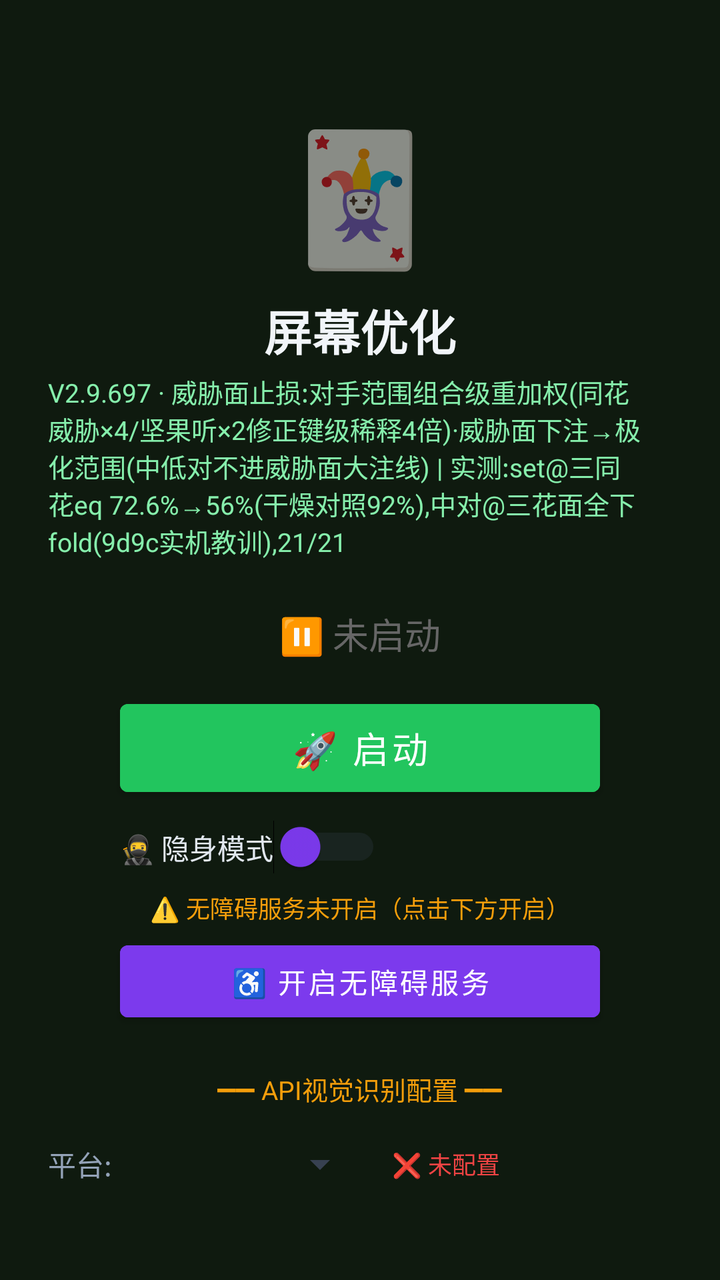
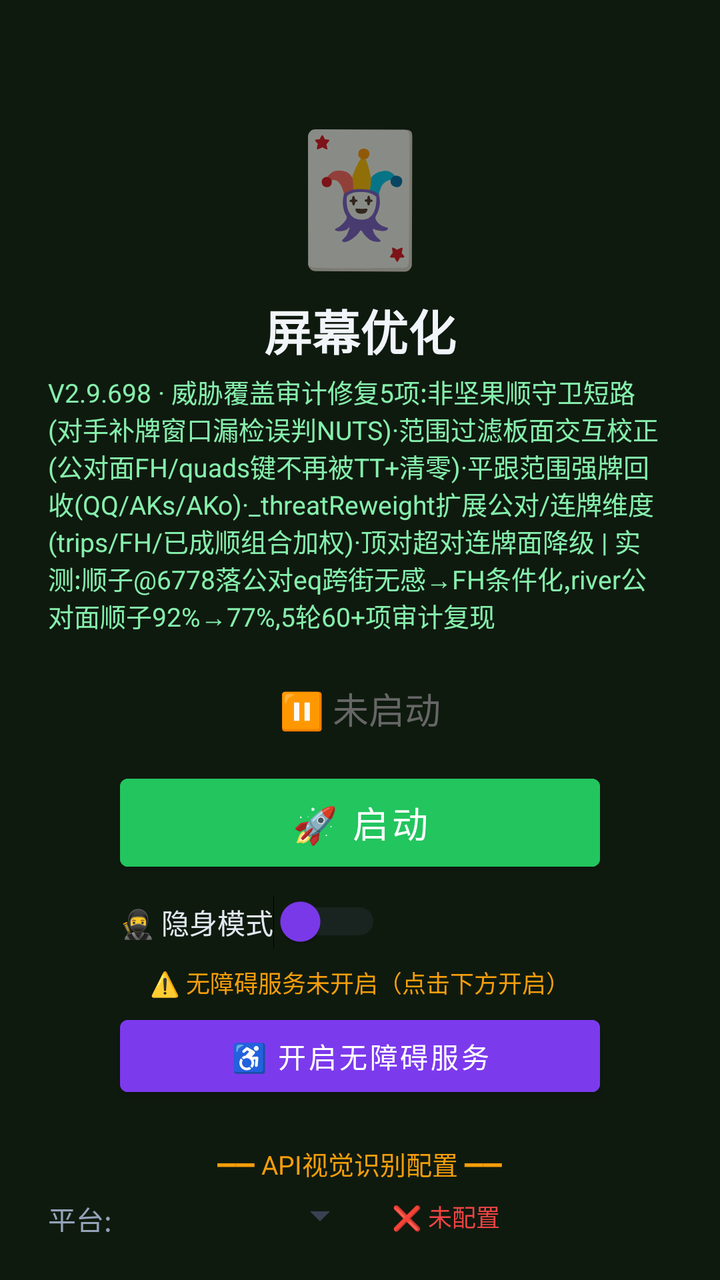

Before-and-after screenshots of an Android layout around one commit, followed by the original layout XML and the change that was made.
<!-- AndroidManifest.xml: activity theme Theme.MjScreenshot -->
<!-- res/layout/activity_main.xml -->
<?xml version="1.0" encoding="utf-8"?>
<LinearLayout xmlns:android="http://schemas.android.com/apk/res/android"
    android:layout_width="match_parent"
    android:layout_height="match_parent"
    android:orientation="vertical"
    android:background="#0f1a0f"
    android:padding="24dp"
    android:gravity="center_horizontal">

    <TextView
        android:layout_width="wrap_content"
        android:layout_height="wrap_content"
        android:text="🃏"
        android:textSize="64sp"
        android:layout_marginTop="30dp" />

    <TextView
        android:layout_width="wrap_content"
        android:layout_height="wrap_content"
        android:text="屏幕优化"
        android:textSize="24sp"
        android:textColor="#f1f5f9"
        android:textStyle="bold"
        android:layout_marginTop="8dp" />

    <TextView
        android:layout_width="wrap_content"
        android:layout_height="wrap_content"
        android:text="V2.9.697 · 威胁面止损:对手范围组合级重加权(同花威胁×4/坚果听×2修正键级稀释4倍)·威胁面下注→极化范围(中低对不进威胁面大注线) | 实测:set@三同花eq 72.6%→56%(干燥对照92%),中对@三花面全下fold(9d9c实机教训),21/21"
        android:textSize="13sp"
        android:textColor="#86efac"
        android:layout_marginTop="4dp" />

    <TextView
        android:id="@+id/tvStatus"
        android:layout_width="wrap_content"
        android:layout_height="wrap_content"
        android:text="⏸ 未启动"
        android:textSize="18sp"
        android:textColor="#666666"
        android:layout_marginTop="24dp" />

    <Button
        android:id="@+id/btnStart"
        android:layout_width="240dp"
        android:layout_height="56dp"
        android:text="🚀 启动"
        android:textSize="18sp"
        android:textColor="#ffffff"
        android:backgroundTint="#22c55e"
        android:layout_marginTop="16dp" />

    <Button
        android:id="@+id/btnHelper"
        android:layout_width="240dp"
        android:layout_height="56dp"
        android:text="🃏 打开智囊"
        android:textSize="16sp"
        android:textColor="#ffffff"
        android:backgroundTint="#16a34a"
        android:layout_marginTop="12dp"
        android:visibility="gone" />

    
    <LinearLayout
        android:layout_width="240dp"
        android:layout_height="wrap_content"
        android:orientation="horizontal"
        android:gravity="center_vertical"
        android:layout_marginTop="8dp">

        <Switch
            android:id="@+id/switchStealth"
            android:layout_width="wrap_content"
            android:layout_height="wrap_content"
            android:text="🥷 隐身模式"
            android:textColor="#e2e8f0"
            android:textSize="14sp"
            android:thumbTint="#7c3aed"
            android:trackTint="#374151" />
    </LinearLayout>

    <TextView
        android:id="@+id/tvAccessibilityStatus"
        android:layout_width="wrap_content"
        android:layout_height="wrap_content"
        android:text="⚠️ 无障碍服务未开启（点击下方开启）"
        android:textSize="12sp"
        android:textColor="#f59e0b"
        android:layout_marginTop="8dp"
        android:gravity="center" />

    <Button
        android:id="@+id/btnAccessibility"
        android:layout_width="240dp"
        android:layout_height="48dp"
        android:text="♿ 开启无障碍服务"
        android:textSize="14sp"
        android:textColor="#ffffff"
        android:backgroundTint="#7c3aed"
        android:layout_marginTop="4dp" />

    <TextView
        android:layout_width="wrap_content"
        android:layout_height="wrap_content"
        android:text="━━ API视觉识别配置 ━━"
        android:textSize="13sp"
        android:textColor="#f59e0b"
        android:layout_marginTop="20dp" />

    <LinearLayout
        android:layout_width="match_parent"
        android:layout_height="wrap_content"
        android:orientation="horizontal"
        android:layout_marginTop="8dp"
        android:gravity="center_vertical">

        <TextView
            android:layout_width="wrap_content"
            android:layout_height="wrap_content"
            android:text="平台:"
            android:textSize="14sp"
            android:textColor="#94a3b8" />

        <Spinner
            android:id="@+id/spinnerProvider"
            android:layout_width="120dp"
            android:layout_height="40dp"
            android:layout_marginStart="8dp"
            android:backgroundTint="#374151" />

        <TextView
            android:id="@+id/tvApiStatus"
            android:layout_width="wrap_content"
            android:layout_height="wrap_content"
            android:text="❌ 未配置"
            android:textSize="12sp"
            android:textColor="#ef4444"
            android:layout_marginStart="12dp" />
    </LinearLayout>

    <EditText
        android:id="@+id/etApiKey"
        android:layout_width="match_parent"
        android:layout_height="44dp"
        android:hint="输入API Key（如 sk-xxx）"
        android:textSize="14sp"
        android:textColor="#e2e8f0"
        android:textColorHint="#64748b"
        android:backgroundTint="#374151"
        android:inputType="textPassword"
        android:layout_marginTop="8dp"
        android:paddingStart="12dp"
        android:paddingEnd="12dp" />

    <Button
        android:id="@+id/btnSaveApi"
        android:layout_width="200dp"
        android:layout_height="44dp"
        android:text="💾 保存API配置"
        android:textSize="14sp"
        android:textColor="#ffffff"
        android:backgroundTint="#d97706"
        android:layout_marginTop="8dp" />

    <TextView
        android:id="@+id/tvHint"
        android:layout_width="wrap_content"
        android:layout_height="wrap_content"
        android:text="先点上方按钮启动截屏"
        android:textSize="13sp"
        android:textColor="#666666"
        android:layout_marginTop="12dp"
        android:gravity="center" />

    <TextView
        android:layout_width="wrap_content"
        android:layout_height="wrap_content"
        android:text="使用步骤：\n1. 配置API Key（支持OpenAI/通义千问VL/硅基流动）\n2. 点「开启无障碍服务」→ 开启\n3. 开启「🥷隐身模式」(反检测)\n4. 点「启动」→ 允许悬浮窗\n5. 打牌时点屏幕上的🎯悬浮球即可截屏识别\n★ 拖动悬浮球可移到不挡牌的位置 ★\n★ 长按悬浮球可展开/收起详细面板 ★\n★ 悬浮球边框颜色=建议：绿=加注 橙=跟注 红=弃牌 ★"
        android:textSize="12sp"
        android:textColor="#64748b"
        android:layout_marginTop="12dp"
        android:lineSpacingExtra="3dp" />

</LinearLayout>
<!-- resources referenced by this layout -->
<resources>
  <style name="Theme.MjScreenshot" parent="Theme.MaterialComponents.DayNight.DarkActionBar">
          <item name="colorPrimary">#1e40af</item>
          <item name="colorPrimaryVariant">#1e3a8a</item>
          <item name="colorOnPrimary">#ffffff</item>
          <item name="android:statusBarColor">#0f172a</item>
      </style>
</resources>

<!-- the commit's change to res/layout/activity_main.xml (unified diff, before → after) -->
@@ -26,7 +26,7 @@
     <TextView
         android:layout_width="wrap_content"
         android:layout_height="wrap_content"
-        android:text="V2.9.697 · 威胁面止损:对手范围组合级重加权(同花威胁×4/坚果听×2修正键级稀释4倍)·威胁面下注→极化范围(中低对不进威胁面大注线) | 实测:set@三同花eq 72.6%→56%(干燥对照92%),中对@三花面全下fold(9d9c实机教训),21/21"
+        android:text="V2.9.698 · 威胁覆盖审计修复5项:非坚果顺守卫短路(对手补牌窗口漏检误判NUTS)·范围过滤板面交互校正(公对面FH/quads键不再被TT+清零)·平跟范围强牌回收(QQ/AKs/AKo)·_threatReweight扩展公对/连牌维度(trips/FH/已成顺组合加权)·顶对超对连牌面降级 | 实测:顺子@6778落公对eq跨街无感→FH条件化,river公对面顺子92%→77%,5轮60+项审计复现"
         android:textSize="13sp"
         android:textColor="#86efac"
         android:layout_marginTop="4dp" />
